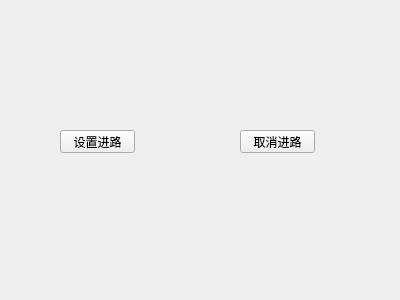
yuanhefeng/-, file interlock.ui: the form before one commit.
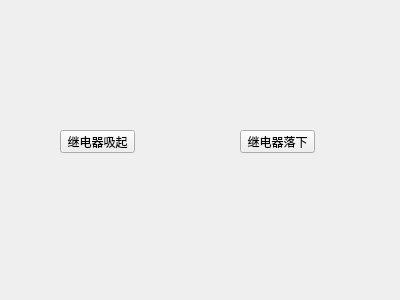
The form after the commit. Icons and pictures are not drawn.

```diff
--- a/interlock.ui
+++ b/interlock.ui
@@ -27,7 +27,7 @@
     </rect>
    </property>
    <property name="text">
-    <string>设置进路</string>
+    <string>继电器吸起</string>
    </property>
   </widget>
   <widget class="QPushButton" name="pushButton_2">
@@ -40,7 +40,7 @@
     </rect>
    </property>
    <property name="text">
-    <string>取消进路</string>
+    <string>继电器落下</string>
    </property>
   </widget>
  </widget>
```
